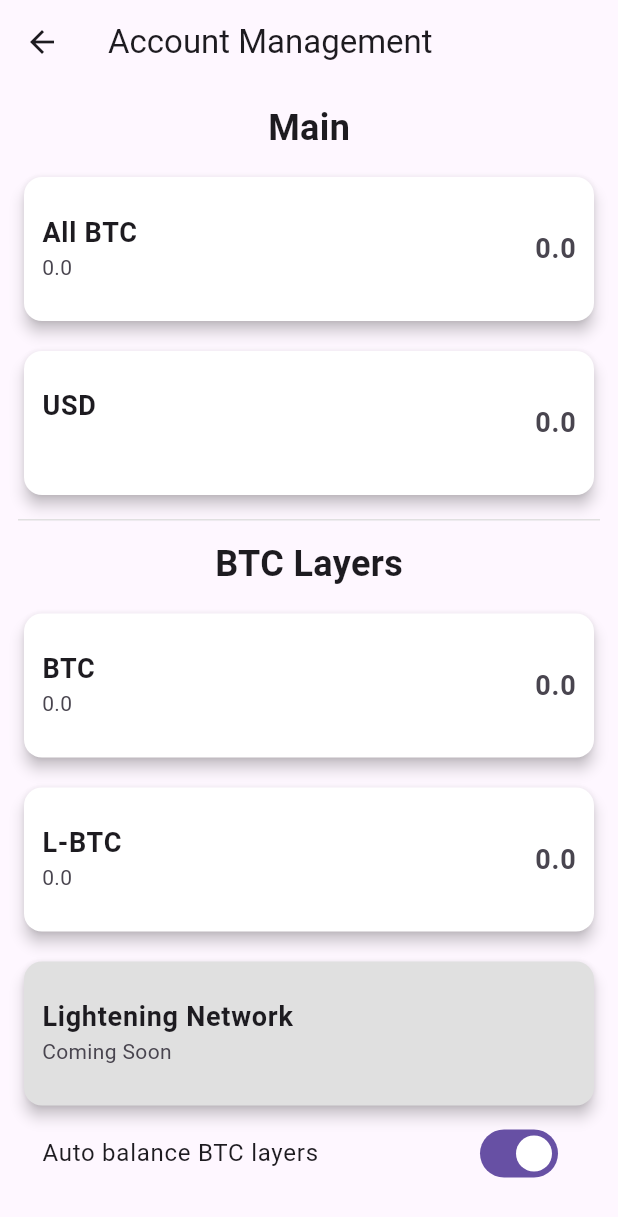
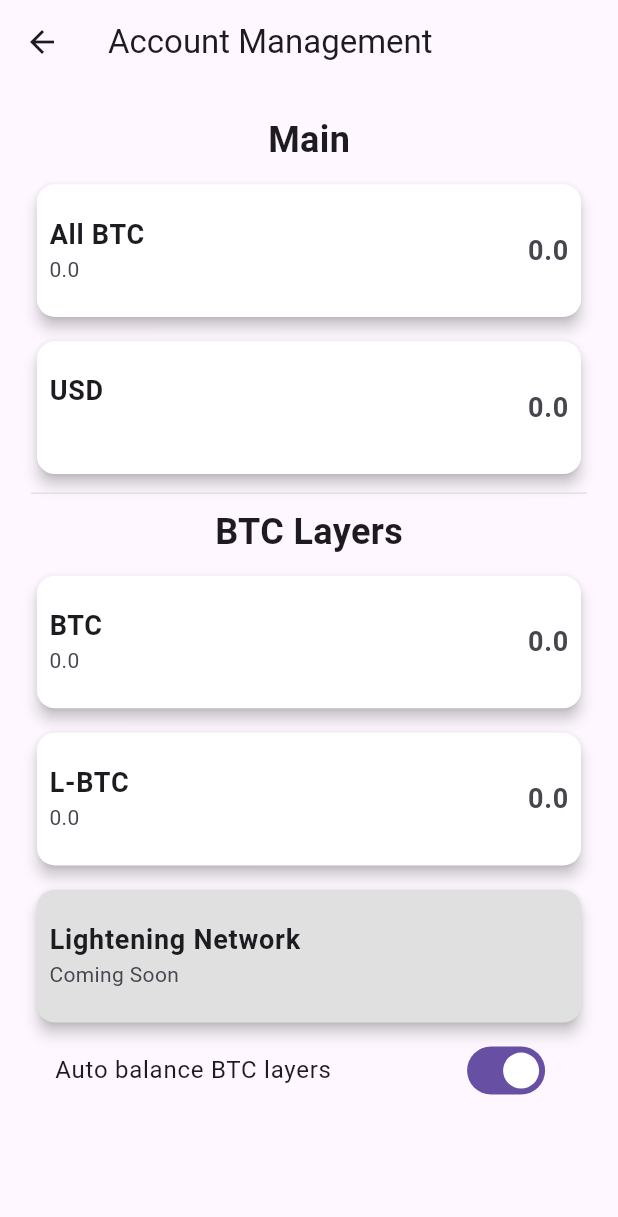
Before and after one commit to Satsails/Satsails, a Flutter app: the Accounts screen opened by its route, on a phone screen of 412 x 824 dp. Shown: the top 1217 px of the screen. Run offline on Flutter 3.47's test engine with Material 3 defaults, Android fonts, the phone set to English and light mode, and no system bars; our stand-ins replace flutter_secure_storage, local_auth, pin_code_fields, qr_flutter, shared_preferences, webview_flutter; missing offline and left inert: animate_gradient, qr_code_scanner; accounts and stored records are empty.

Commit message:
Send feature almost completed

```diff
--- a/lib/channels/greenwallet.dart
+++ b/lib/channels/greenwallet.dart
@@ -37,11 +37,12 @@ class Channel {
     return Map<String, dynamic>.from(walletInfo);
   }
 
-  Future<Map<String, dynamic>> getReceiveAddress({int pointer = 1, String mnemonic = "", String connectionType = 'electrum-mainnet' }) async {
+  Future<Map<String, dynamic>> getReceiveAddress({int pointer = 1, String mnemonic = "", String connectionType = 'electrum-mainnet', bool isInternal = false}) async {
     final address = await platform.invokeMethod('getReceiveAddress', <String, dynamic>{
       'pointer': pointer,
       'mnemonic': mnemonic,
       'connectionType': connectionType,
+      'isInternal': isInternal,
     });
     return Map<String, dynamic>.from(address);
   }
--- a/lib/pages/accounts/accounts.dart
+++ b/lib/pages/accounts/accounts.dart
@@ -9,12 +9,14 @@ class Accounts extends StatelessWidget {
 
   @override
   Widget build(BuildContext context) {
+    double screenWidth = MediaQuery.of(context).size.width;
+
     return Scaffold(
       appBar: AppBar(
         title: const Text('Account Management'),
       ),
       body: Padding(
-        padding: const EdgeInsets.all(12.0),
+        padding: EdgeInsets.all(screenWidth * 0.05), // Use a relative padding
         child: Column(
           crossAxisAlignment: CrossAxisAlignment.stretch,
           children: [
@@ -28,20 +30,22 @@ class Accounts extends StatelessWidget {
                 ),
               ),
             ),
-            const SizedBox(height: 12.0),
+            SizedBox(height: screenWidth * 0.02),
             _buildAccountCard(
               title: 'All BTC',
               value: balances['totalBtcOnly']?.toString() ?? '0.0',
               subtitle: balances['totalBtcOnlyInUsd']?.toString() ?? '0.0',
+              context: context,
             ),
-            const SizedBox(height: 12.0),
+            SizedBox(height: screenWidth * 0.02),
             _buildAccountCard(
               title: 'USD',
               value: balances['usdOnly']?.toString() ?? '0.0',
+              context: context,
             ),
-            const SizedBox(height: 12.0),
+            SizedBox(height: screenWidth * 0.02),
             _buildDivider(),
-            const SizedBox(height: 12.0),
+            SizedBox(height: screenWidth * 0.02),
             const Align(
               alignment: Alignment.center,
               child: Text(
@@ -52,23 +56,26 @@ class Accounts extends StatelessWidget {
                 ),
               ),
             ),
-            const SizedBox(height: 12.0),
+            SizedBox(height: screenWidth * 0.02),
             _buildAccountCard(
               title: 'BTC',
               value: balances['btc']?.toString() ?? '0.0',
               subtitle: balances['btcInUsd']?.toString() ?? '0.0',
+              context: context,
             ),
-            const SizedBox(height: 12.0),
+            SizedBox(height: screenWidth * 0.02),
             _buildAccountCard(
               title: 'L-BTC',
               value: balances['l-btc']?.toString() ?? '0.0',
               subtitle: balances['l-btcInUsd']?.toString() ?? '0.0',
+              context: context,
             ),
-            const SizedBox(height: 12.0),
+            SizedBox(height: screenWidth * 0.02),
             _buildAccountCard(
               title: 'Lightening Network',
               subtitle: 'Coming Soon',
               disabled: true,
+              context: context,
             ),
             _buildAutoManagementToggle(),
           ],
@@ -82,12 +89,13 @@ class Accounts extends StatelessWidget {
     String? value,
     String? subtitle,
     bool disabled = false,
+    required BuildContext context,
   }) {
     return Card(
       elevation: 4.0,
       color: disabled ? Colors.grey[300] : Colors.white,
       child: ListTile(
-        contentPadding: const EdgeInsets.all(12.0),
+        contentPadding: EdgeInsets.all(MediaQuery.of(context).size.width * 0.02),
         title: Text(
           title,
           style: const TextStyle(
@@ -111,7 +119,6 @@ class Accounts extends StatelessWidget {
     return Divider(
       height: 1,
       color: Colors.grey[300],
-
     );
   }
 
--- a/lib/pages/home/home.dart
+++ b/lib/pages/home/home.dart
@@ -142,7 +142,9 @@ class _HomeState extends State<Home> {
                   () {
                 Navigator.pushNamed(context, '/exchange');
               }, Colors.white),
-              _buildCircularButton(Icons.payments, 'Pay', () {}, Colors.white),
+              _buildCircularButton(Icons.payments, 'Pay', () {
+                Navigator.pushNamed(context, '/pay');
+              }, Colors.white),
               _buildCircularButton(
                   Icons.arrow_downward_sharp, 'Receive', () {
                 Navigator.pushNamed(context, '/receive');
--- a/pubspec.yaml
+++ b/pubspec.yaml
@@ -20,6 +20,7 @@ dependencies:
   shared_preferences: ^2.2.2
   webview_flutter: ^4.5.0
   qr_flutter: ^4.1.0
+  qr_code_scanner: ^1.0.1
 
 dev_dependencies:
   flutter_launcher_icons: ^0.13.1
```
Also changed, not shown: lib/helpers/exchange.dart (+4 -4 lines), lib/main.dart (+15 -1 lines), lib/pages/pay/components/confirm_payment.dart (added, +19 -0 lines), lib/pages/pay/pay.dart (+84 -9 lines), lib/pages/receive/receive.dart (+7 -4 lines), pubspec.lock, 5 other files.
